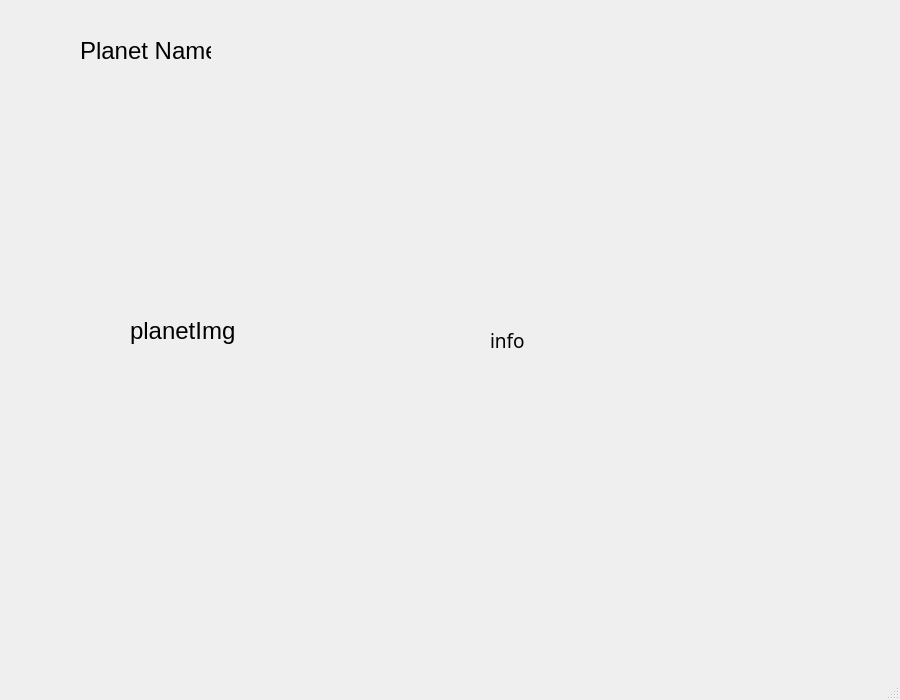
Qt form Syzygy/planetinfoform.ui (maxpe3447/SyZyGy) before a commit.
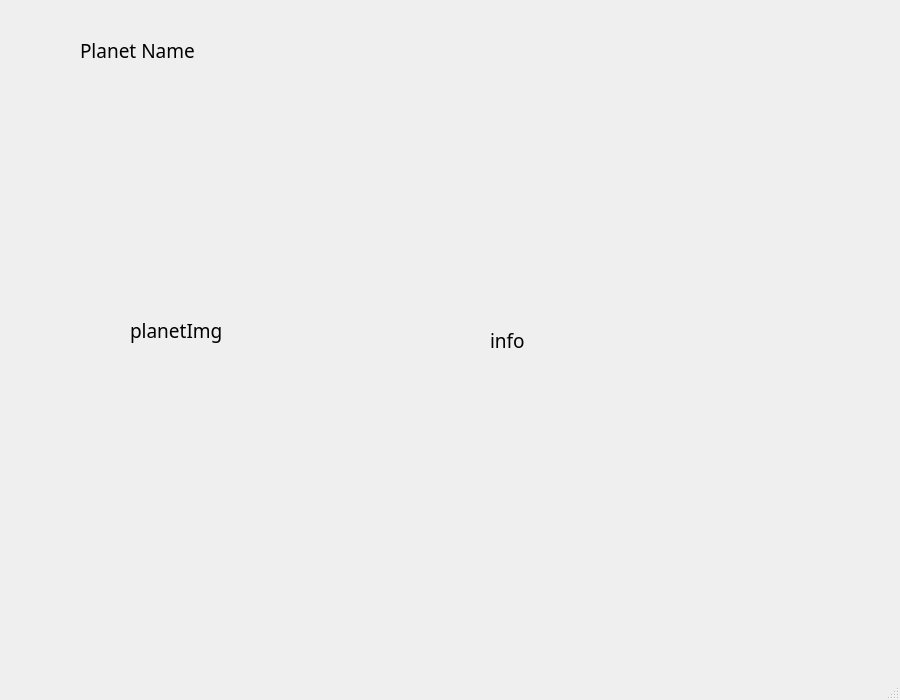
The same form after that commit. Icons and pictures are not drawn.

```diff
--- a/Syzygy/planetinfoform.ui
+++ b/Syzygy/planetinfoform.ui
@@ -34,6 +34,12 @@
       <height>181</height>
      </rect>
     </property>
+    <property name="font">
+     <font>
+      <family>Gabriola</family>
+      <pointsize>14</pointsize>
+     </font>
+    </property>
     <property name="text">
      <string>planetImg</string>
     </property>
@@ -67,6 +73,12 @@
       <height>41</height>
      </rect>
     </property>
+    <property name="font">
+     <font>
+      <family>Gabriola</family>
+      <pointsize>14</pointsize>
+     </font>
+    </property>
     <property name="text">
      <string>Planet Name</string>
     </property>
```
Left out of the diff: 2 changed lines with no effect on the pictures.
